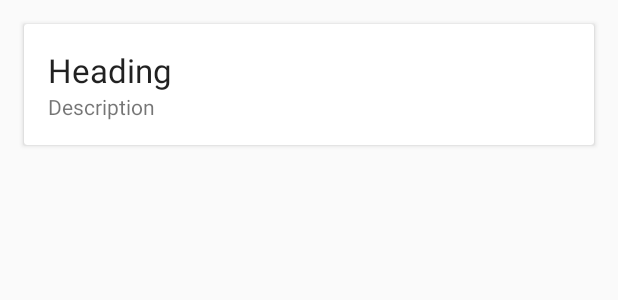
After one commit to cyj407/Voice-Recipe, an Android app: the layout cuisine_item.xml on its own in the app's theme, with its tools: preview values and no code run, on a phone screen of 412 x 824 dp. The commit adds this screen. Shown: the top 300 px of the screen. Run offline under Robolectric (Android 15) with nearby library versions, the phone set to English and light mode, and no system bars; network calls fail.

Commit message:
Show the database in the cuisineFragment.java
1. Define the cuisine_item to show the item.
2. Use volley to fetch database from the URL,and transfer to JSON format.
3. Use Picasso to load the image.

```diff
--- a/app/build.gradle
+++ b/app/build.gradle
@@ -28,4 +28,7 @@ dependencies {
     implementation files('libs/mmseg4j-all-1.8.2-with-dic.jar')
     implementation 'com.android.support:design:27.1.1'
     implementation 'com.android.support:recyclerview-v7:27.1.1'
+    implementation 'com.android.support:cardview-v7:27.1.1'
+    implementation 'com.android.volley:volley:1.1.1-rc1'
+    implementation 'com.squareup.picasso:picasso:2.71828'
 }
--- /dev/null
+++ b/app/src/main/res/layout/cuisine_item.xml
@@ -0,0 +1,40 @@
+<?xml version="1.0" encoding="utf-8"?>
+<LinearLayout xmlns:android="http://schemas.android.com/apk/res/android"
+    android:layout_width="match_parent"
+    android:layout_height="wrap_content"
+    android:orientation="vertical">
+
+    <android.support.v7.widget.CardView
+        android:layout_margin="@dimen/activity_horizontal_margin"
+        android:layout_width="match_parent"
+        android:layout_height="match_parent">
+
+        <LinearLayout
+            android:layout_width="match_parent"
+            android:layout_height="wrap_content"
+            android:orientation="vertical"
+            android:padding="@dimen/activity_horizontal_margin">
+
+            <TextView
+                android:id="@+id/textView_name"
+                android:layout_width="match_parent"
+                android:layout_height="wrap_content"
+                android:text="Heading"
+                android:textAppearance="@style/Base.TextAppearance.AppCompat.Large" />
+
+            <TextView
+                android:id="@+id/textView_desc"
+                android:layout_width="match_parent"
+                android:layout_height="wrap_content"
+                android:text="Description" />
+
+            <ImageView
+                android:id="@+id/imageView_cuisine"
+                android:layout_width="match_parent"
+                android:layout_height="wrap_content" />
+
+        </LinearLayout>
+
+    </android.support.v7.widget.CardView>
+
+</LinearLayout>
--- /dev/null
+++ b/app/src/main/res/values/dimen.xml
@@ -0,0 +1,5 @@
+<?xml version="1.0" encoding="utf-8"?>
+<resources>
+    <dimen name="activity_horizontal_margin">16dp</dimen>
+
+</resources>
```
Also changed, not shown: app/src/main/java/fragmentPage/CuisineAdapter.java (added, +68 -0 lines), app/src/main/java/fragmentPage/CuisineFragment.java (+82 -1 lines), app/src/main/java/fragmentPage/CuisineItem.java (added, +24 -0 lines), app/src/main/java/fragmentPage/StringRequest_utf8.java (added, +31 -0 lines), app/src/main/res/layout/fragment_cuisine.xml (+5 -8 lines).
